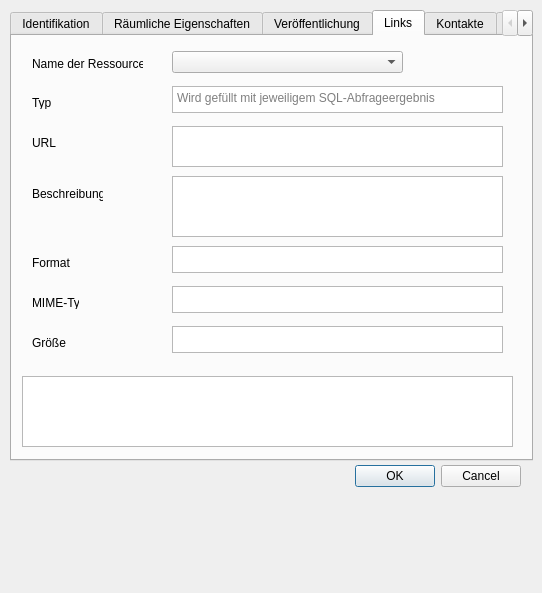
This is pg_metadata/resources/ui/edit_metadata_dialog.ui in effjot/qgis-pgmetadata-plugin as Qt 5 draws it before an edit. The edited form follows.
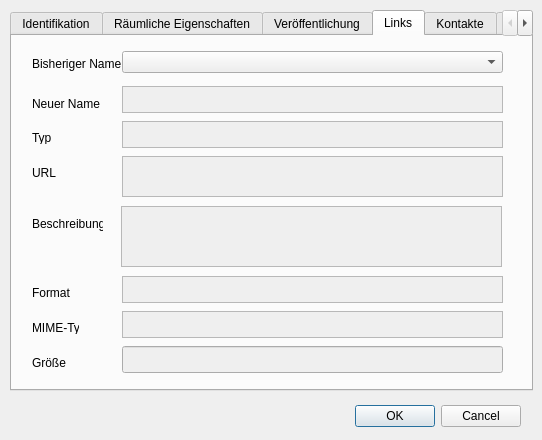
This is the edited form. Custom widgets are drawn as their Qt base class.

Commit message: WIP make links editable

The edit to the form file:
```diff
--- a/pg_metadata/resources/ui/edit_metadata_dialog.ui
+++ b/pg_metadata/resources/ui/edit_metadata_dialog.ui
@@ -7,7 +7,7 @@
     <x>0</x>
     <y>0</y>
     <width>542</width>
-    <height>593</height>
+    <height>440</height>
    </rect>
   </property>
   <property name="windowTitle">
@@ -17,7 +17,7 @@
    <property name="geometry">
     <rect>
      <x>350</x>
-     <y>460</y>
+     <y>400</y>
      <width>171</width>
      <height>32</height>
     </rect>
@@ -35,7 +35,7 @@
      <x>10</x>
      <y>10</y>
      <width>523</width>
-     <height>451</height>
+     <height>381</height>
     </rect>
    </property>
    <property name="currentIndex">
@@ -368,14 +368,14 @@
       </rect>
      </property>
      <property name="text">
-      <string>Name der Ressource</string>
+      <string>Bisheriger Name</string>
      </property>
     </widget>
     <widget class="QLabel" name="label_8">
      <property name="geometry">
       <rect>
        <x>20</x>
-       <y>60</y>
+       <y>95</y>
        <width>47</width>
        <height>13</height>
       </rect>
@@ -388,7 +388,7 @@
      <property name="geometry">
       <rect>
        <x>20</x>
-       <y>150</y>
+       <y>180</y>
        <width>71</width>
        <height>16</height>
       </rect>
@@ -401,7 +401,7 @@
      <property name="geometry">
       <rect>
        <x>20</x>
-       <y>220</y>
+       <y>250</y>
        <width>47</width>
        <height>13</height>
       </rect>
@@ -414,7 +414,7 @@
      <property name="geometry">
       <rect>
        <x>20</x>
-       <y>260</y>
+       <y>285</y>
        <width>47</width>
        <height>13</height>
       </rect>
@@ -427,7 +427,7 @@
      <property name="geometry">
       <rect>
        <x>20</x>
-       <y>300</y>
+       <y>320</y>
        <width>47</width>
        <height>13</height>
       </rect>
@@ -440,7 +440,7 @@
      <property name="geometry">
       <rect>
        <x>20</x>
-       <y>100</y>
+       <y>130</y>
        <width>47</width>
        <height>13</height>
       </rect>
@@ -452,9 +452,9 @@
     <widget class="QComboBox" name="comboBox_linknames">
      <property name="geometry">
       <rect>
-       <x>160</x>
+       <x>110</x>
        <y>15</y>
-       <width>231</width>
+       <width>381</width>
        <height>22</height>
       </rect>
      </property>
@@ -466,75 +466,109 @@
      </property>
     </widget>
     <widget class="QTextEdit" name="textbox_link_type">
+     <property name="enabled">
+      <bool>false</bool>
+     </property>
      <property name="geometry">
       <rect>
-       <x>160</x>
-       <y>50</y>
-       <width>331</width>
+       <x>110</x>
+       <y>85</y>
+       <width>381</width>
        <height>27</height>
       </rect>
      </property>
      <property name="placeholderText">
-      <string>Wird gefüllt mit jeweiligem SQL-Abfrageergebnis</string>
+      <string/>
      </property>
     </widget>
-    <widget class="QTextEdit" name="textEdit_2">
+    <widget class="QTextEdit" name="textbox_link_url">
+     <property name="enabled">
+      <bool>false</bool>
+     </property>
      <property name="geometry">
       <rect>
-       <x>160</x>
-       <y>90</y>
-       <width>331</width>
+       <x>110</x>
+       <y>120</y>
+       <width>381</width>
        <height>41</height>
       </rect>
      </property>
     </widget>
-    <widget class="QTextEdit" name="textEdit_3">
+    <widget class="QTextEdit" name="textbox_link_description">
+     <property name="enabled">
+      <bool>false</bool>
+     </property>
      <property name="geometry">
       <rect>
-       <x>160</x>
-       <y>140</y>
-       <width>331</width>
+       <x>109</x>
+       <y>170</y>
+       <width>381</width>
        <height>61</height>
       </rect>
      </property>
     </widget>
-    <widget class="QTextEdit" name="textEdit_4">
+    <widget class="QTextEdit" name="textbox_link_format">
+     <property name="enabled">
+      <bool>false</bool>
+     </property>
      <property name="geometry">
       <rect>
-       <x>160</x>
-       <y>210</y>
-       <width>331</width>
+       <x>110</x>
+       <y>240</y>
+       <width>381</width>
        <height>27</height>
       </rect>
      </property>
     </widget>
-    <widget class="QTextEdit" name="textEdit_5">
+    <widget class="QTextEdit" name="textbox_link_mime">
+     <property name="enabled">
+      <bool>false</bool>
+     </property>
      <property name="geometry">
       <rect>
-       <x>160</x>
-       <y>250</y>
-       <width>331</width>
+       <x>110</x>
+       <y>275</y>
+       <width>381</width>
        <height>27</height>
       </rect>
      </property>
     </widget>
-    <widget class="QTextEdit" name="textEdit_6">
+    <widget class="QLineEdit" name="lineEdit_link_size">
+     <property name="enabled">
+      <bool>false</bool>
+     </property>
      <property name="geometry">
       <rect>
-       <x>160</x>
-       <y>290</y>
-       <width>331</width>
+       <x>110</x>
+       <y>310</y>
+       <width>381</width>
        <height>27</height>
       </rect>
      </property>
     </widget>
-    <widget class="QTableWidget" name="table_widget">
+    <widget class="QLabel" name="label_17">
      <property name="geometry">
       <rect>
-       <x>10</x>
-       <y>340</y>
-       <width>491</width>
-       <height>71</height>
+       <x>20</x>
+       <y>60</y>
+       <width>71</width>
+       <height>16</height>
+      </rect>
+     </property>
+     <property name="text">
+      <string>Neuer Name</string>
+     </property>
+    </widget>
+    <widget class="QTextEdit" name="textbox_link_name">
+     <property name="enabled">
+      <bool>false</bool>
+     </property>
+     <property name="geometry">
+      <rect>
+       <x>110</x>
+       <y>50</y>
+       <width>381</width>
+       <height>27</height>
       </rect>
      </property>
     </widget>
```
Left out of the diff: 3 changed lines with no effect on the pictures. The commit also changes 1 other file.
